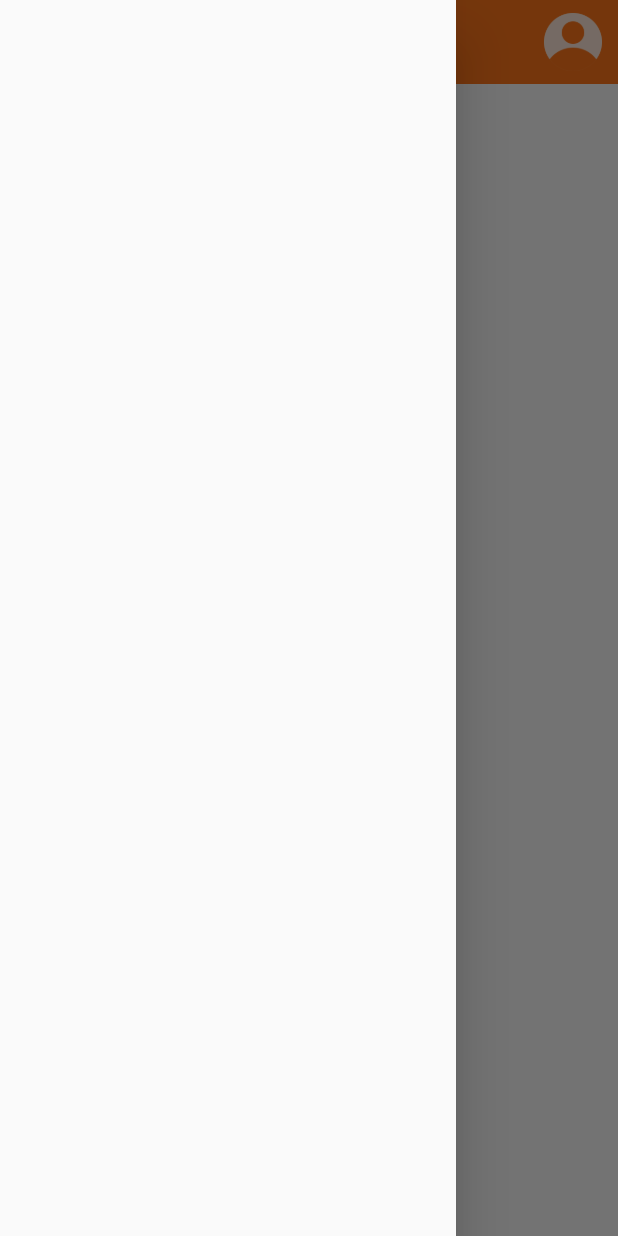
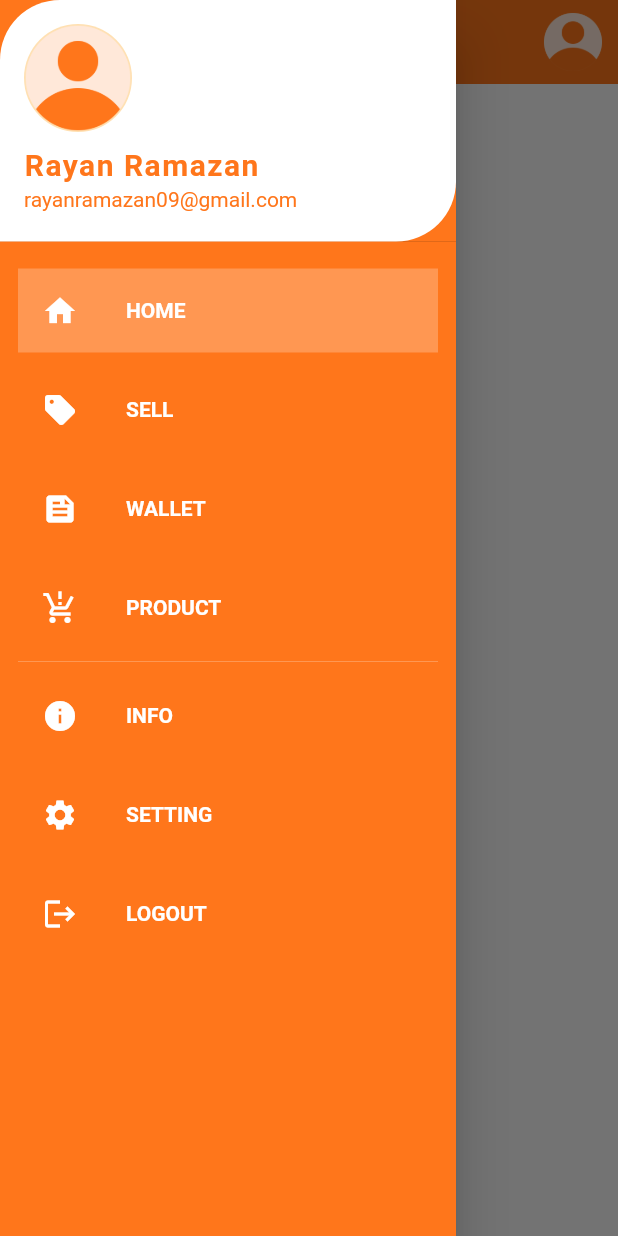
Before and after one commit to rayanramazan/Mshop-Application, a Flutter app: the screen it shows after launch, with the side drawer open, on a phone screen of 412 x 824 dp. Run offline on Flutter 3.47's test engine with Material 2 defaults, Android fonts, the light colour scheme and no system bars.

Commit message:
Complete Drawer UI

```diff
--- a/lib/layout/appbar.dart
+++ b/lib/layout/appbar.dart
@@ -3,7 +3,7 @@ import 'package:flutter/material.dart';
 
 AppBar appBar() {
   return AppBar(
-      iconTheme: IconThemeData(
+      iconTheme: const IconThemeData(
         size: 28, //change size on your need
         color: Colors.white, //change color on your need
       ),
--- /dev/null
+++ b/lib/layout/drawer.dart
@@ -0,0 +1,155 @@
+import 'package:flutter/cupertino.dart';
+import 'package:flutter/material.dart';
+
+Drawer drawer() {
+  return Drawer(
+    backgroundColor: const Color.fromARGB(255, 255, 118, 27),
+    child: ListView(
+      children: const [
+        UserAccountsDrawerHeader(
+            decoration: BoxDecoration(
+                color: Colors.white,
+                borderRadius: BorderRadius.only(
+                    topLeft: Radius.circular(40),
+                    bottomRight: Radius.circular(40))),
+            currentAccountPicture: CircleAvatar(
+              backgroundImage: AssetImage("assets/img/user.png"),
+            ),
+            accountName: Text(
+              "Rayan Ramazan",
+              style: TextStyle(
+                  color: Color.fromARGB(255, 255, 118, 27),
+                  fontSize: 20,
+                  letterSpacing: 1,
+                  fontWeight: FontWeight.bold),
+            ),
+            accountEmail: Text("rayanramazan09@gmail.com",
+                style: TextStyle(
+                  color: Color.fromARGB(255, 255, 118, 27),
+                ))),
+        SizedBox(
+          height: 10,
+        ),
+        Padding(
+          padding: EdgeInsets.symmetric(horizontal: 12),
+          child: ListTile(
+            title: Text(
+              'HOME',
+              style: TextStyle(fontWeight: FontWeight.bold),
+            ),
+            textColor: Colors.white,
+            tileColor: Colors.white24,
+            leading: Icon(
+              Icons.home,
+              color: Colors.white,
+            ),
+          ),
+        ),
+        SizedBox(
+          height: 10,
+        ),
+        Padding(
+          padding: EdgeInsets.symmetric(horizontal: 12),
+          child: ListTile(
+            title: Text(
+              'SELL',
+              style: TextStyle(fontWeight: FontWeight.bold),
+            ),
+            textColor: Colors.white,
+            leading: Icon(
+              Icons.sell,
+              color: Colors.white,
+            ),
+          ),
+        ),
+        SizedBox(
+          height: 10,
+        ),
+        Padding(
+          padding: EdgeInsets.symmetric(horizontal: 12),
+          child: ListTile(
+            title: Text(
+              'WALLET',
+              style: TextStyle(fontWeight: FontWeight.bold),
+            ),
+            textColor: Colors.white,
+            leading: Icon(
+              Icons.feed,
+              color: Colors.white,
+            ),
+          ),
+        ),
+        SizedBox(
+          height: 10,
+        ),
+        Padding(
+          padding: EdgeInsets.symmetric(horizontal: 12),
+          child: ListTile(
+            title: Text(
+              'PRODUCT',
+              style: TextStyle(fontWeight: FontWeight.bold),
+            ),
+            textColor: Colors.white,
+            leading: Icon(
+              Icons.production_quantity_limits,
+              color: Colors.white,
+            ),
+          ),
+        ),
+        Divider(
+          color: Colors.white24,
+          endIndent: 12,
+          indent: 12,
+        ),
+        Padding(
+          padding: EdgeInsets.symmetric(horizontal: 12),
+          child: ListTile(
+            title: Text(
+              'INFO',
+              style: TextStyle(fontWeight: FontWeight.bold),
+            ),
+            textColor: Colors.white,
+            leading: Icon(
+              Icons.info,
+              color: Colors.white,
+            ),
+          ),
+        ),
+        SizedBox(
+          height: 10,
+        ),
+        Padding(
+          padding: EdgeInsets.symmetric(horizontal: 12),
+          child: ListTile(
+            title: Text(
+              'SETTING',
+              style: TextStyle(fontWeight: FontWeight.bold),
+            ),
+            textColor: Colors.white,
+            leading: Icon(
+              Icons.settings,
+              color: Colors.white,
+            ),
+          ),
+        ),
+        SizedBox(
+          height: 10,
+        ),
+        Padding(
+          padding: EdgeInsets.symmetric(horizontal: 12),
+          child: ListTile(
+            title: Text(
+              'LOGOUT',
+              style: TextStyle(fontWeight: FontWeight.bold),
+            ),
+            textColor: Colors.white,
+            leading: Icon(
+              Icons.logout,
+              color: Colors.white,
+            ),
+          ),
+        ),
+      ],
+    ),
+  );
+}
--- a/lib/pages/home.dart
+++ b/lib/pages/home.dart
@@ -1,5 +1,6 @@
 import 'package:flutter/material.dart';
 import 'package:mshop/layout/appbar.dart';
+import 'package:mshop/layout/drawer.dart';
 
 class Home extends StatelessWidget {
   const Home({super.key});
@@ -8,7 +9,7 @@ class Home extends StatelessWidget {
   Widget build(BuildContext context) {
     return Scaffold(
       appBar: appBar(),
-      drawer: const Drawer(),
+      drawer: drawer()
     );
   }
 }
```
Also changed, not shown: 1 other file.
